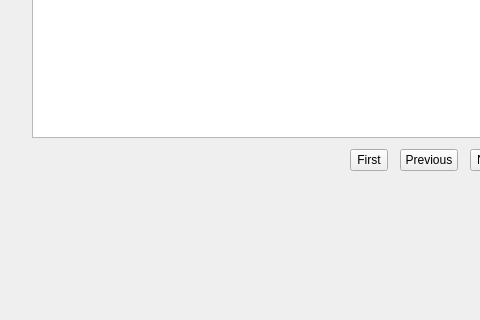
Above: TablesWindow.ui from YarBez12/Advertisement-Agency1 before the change; both pictures show x 0 to 480 and y 210 to 530 of the 800 by 793 pixel window. Below: the same form after it.
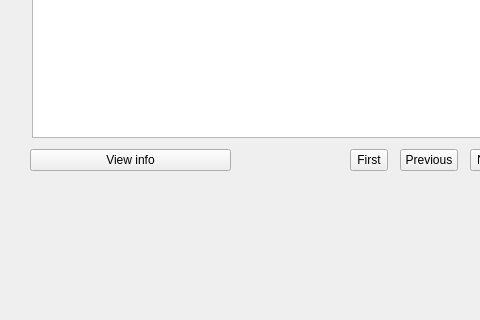
That is the form after the change.

Commit message: Added Campaign window with all features (+Ability to set Null values for some attributes)

The edit to the form file:
```diff
--- a/TablesWindow.ui
+++ b/TablesWindow.ui
@@ -151,6 +151,25 @@
      <string>Previous</string>
     </property>
    </widget>
+   <widget class="QToolButton" name="infoButton">
+    <property name="geometry">
+     <rect>
+      <x>30</x>
+      <y>340</y>
+      <width>201</width>
+      <height>22</height>
+     </rect>
+    </property>
+    <property name="maximumSize">
+     <size>
+      <width>16777215</width>
+      <height>16777215</height>
+     </size>
+    </property>
+    <property name="text">
+     <string>View info</string>
+    </property>
+   </widget>
   </widget>
   <widget class="QMenuBar" name="menubar">
    <property name="geometry">
```
The commit also changes 6 other files.
